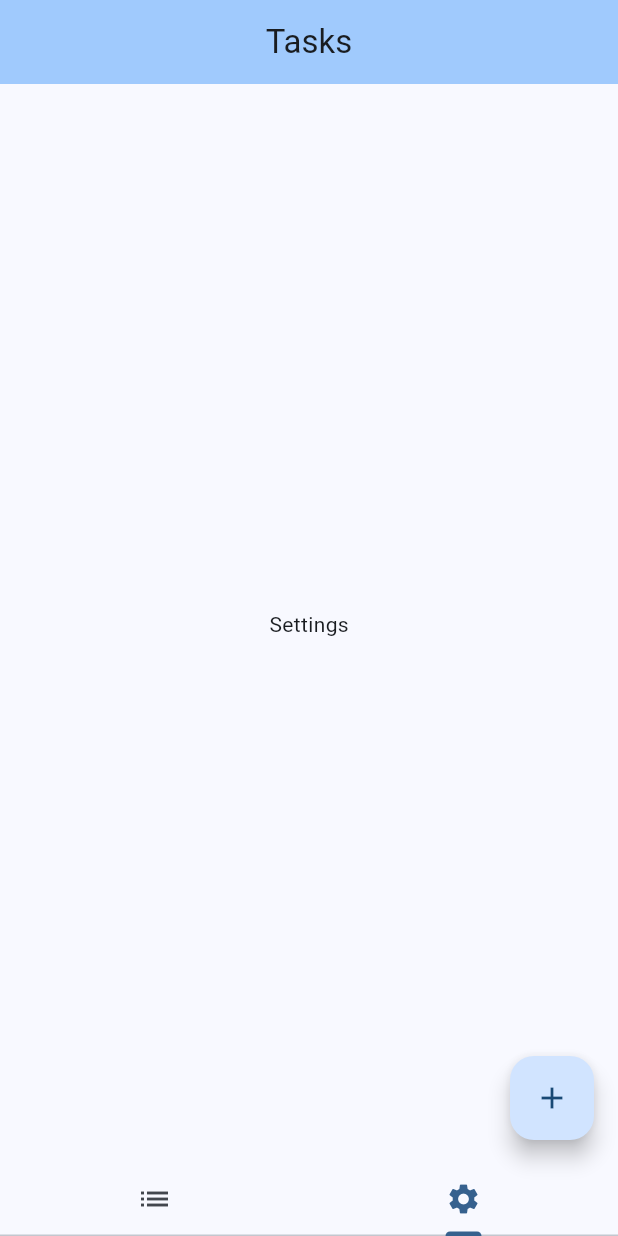
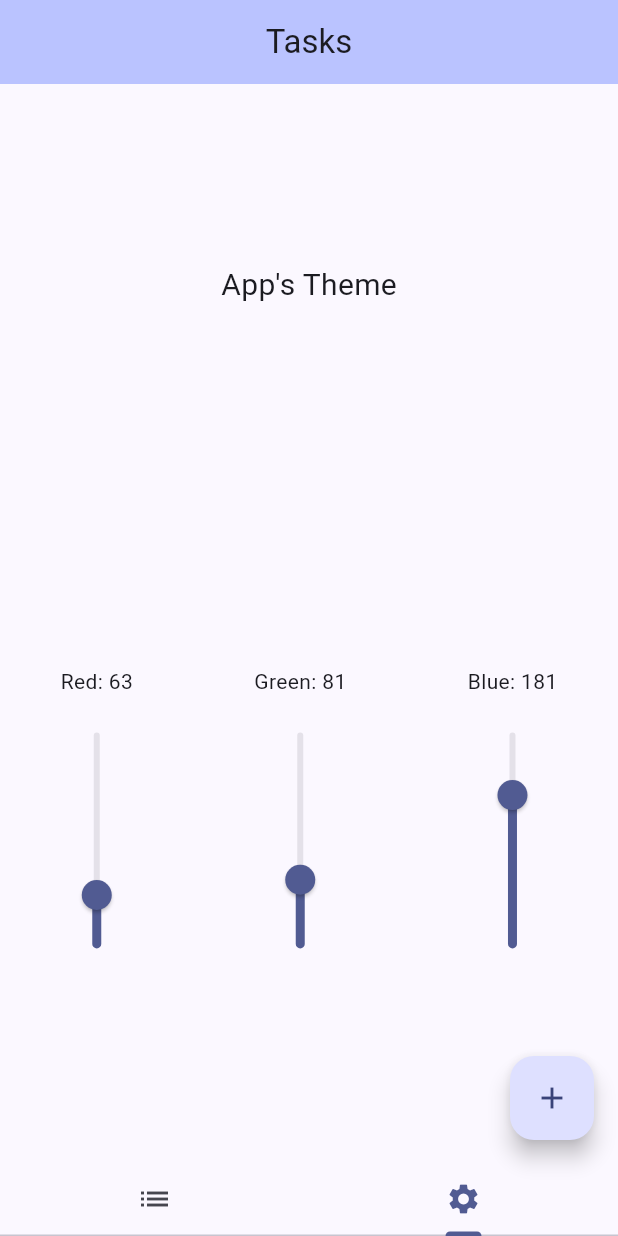
Before and after one commit to arianhaddadi/Todo-Flutter, a Flutter app: the screen it shows after launch, tab 2 chosen, after a tap on the "add" icon, on a phone screen of 412 x 824 dp. Run offline on Flutter 3.47's test engine with Material 3 defaults, Android fonts, the phone set to English and light mode, and no system bars; our stand-ins replace shared_preferences.

Commit message:
Added changing app's theme

```diff
--- a/lib/home_page.dart
+++ b/lib/home_page.dart
@@ -1,13 +1,15 @@
 import 'dart:convert';
 import 'dart:io';
 import 'package:flutter/material.dart';
-import 'package:todo/todo_item.dart';
+import 'package:todo/settings/rgb_selector.dart';
+import 'package:todo/todo_item/todo_item.dart';
 import 'package:path_provider/path_provider.dart';
 
 class MyHomePage extends StatefulWidget {
-  const MyHomePage({super.key, required this.title});
+  const MyHomePage({super.key, required this.title, required this.changeTheme});
 
   final String title;
+  final Function changeTheme;
 
   @override
   State<MyHomePage> createState() => _MyHomePageState();
@@ -102,7 +104,7 @@ class _MyHomePageState extends State<MyHomePage>
           items.isEmpty
               ? const Center(child: Text('Your Tasks'))
               : SingleChildScrollView(child: Column(children: items)),
-          const Center(child: Text('Settings')),
+          RGBColorSelector(changeTheme: widget.changeTheme),
         ],
       ),
       bottomNavigationBar: TabBar(
@@ -114,7 +116,6 @@ class _MyHomePageState extends State<MyHomePage>
       ),
       floatingActionButton: FloatingActionButton(
         onPressed: () => _addNewItem(),
-        tooltip: 'Increment',
         child: const Icon(Icons.add),
       ),
     );
--- a/lib/main.dart
+++ b/lib/main.dart
@@ -1,4 +1,5 @@
 import 'package:flutter/material.dart';
+import 'package:shared_preferences/shared_preferences.dart';
 import 'package:todo/home_page.dart';
 
 void main() {
@@ -6,19 +7,55 @@ void main() {
 }
 
 
-class MyApp extends StatelessWidget {
+class MyApp extends StatefulWidget {
   const MyApp({super.key});
 
+
+  @override
+  State<StatefulWidget> createState() => _MyAppState();
+}
+
+class _MyAppState extends State<MyApp> {
+  Color themeSeedColor = Colors.indigo;
+
+  void _setThemeSeedColor({required int red, required int green, required int blue}) {
+    setState(() {
+      themeSeedColor = Color.fromRGBO(red, green, blue, 1);
+      _storeSettings(red, green, blue);
+    });
+  }
+
+  void _storeSettings(int red, int green, int blue) async {
+    final SharedPreferences prefs = await SharedPreferences.getInstance();
+    await prefs.setInt("red", red);
+    await prefs.setInt("green", green);
+    await prefs.setInt("blue", blue);
+  }
+
+  void _loadSettings() async {
+    final SharedPreferences prefs = await SharedPreferences.getInstance();
+    final red = prefs.getInt("red") ?? themeSeedColor.red;
+    final green = prefs.getInt("green") ?? themeSeedColor.green;
+    final blue = prefs.getInt("blue") ?? themeSeedColor.blue;
+    _setThemeSeedColor(red: red, green: green, blue: blue);
+  }
+
+  @override
+  void initState() {
+    super.initState();
+    _loadSettings();
+  }
 
   @override
   Widget build(BuildContext context) {
     return MaterialApp(
       title: 'Flutter Demo',
       theme: ThemeData(
-        colorScheme: ColorScheme.fromSeed(seedColor: Colors.blue),
+        colorScheme: ColorScheme.fromSeed(seedColor: themeSeedColor),
         useMaterial3: true,
       ),
-      home: const MyHomePage(title: 'Tasks'),
+      home: MyHomePage(title: 'Tasks', changeTheme: _setThemeSeedColor),
     );
   }
+
 }
--- /dev/null
+++ b/lib/settings/rgb_selector.dart
@@ -0,0 +1,118 @@
+import 'package:flutter/material.dart';
+import 'package:shared_preferences/shared_preferences.dart';
+
+class RGBColorSelector extends StatefulWidget {
+  const RGBColorSelector({super.key, required this.changeTheme});
+
+  final Function changeTheme;
+
+  @override
+  State<StatefulWidget> createState() => _RGBColorSelectorState();
+}
+
+class _RGBColorSelectorState extends State<RGBColorSelector> {
+  double redValue = 0;
+  double greenValue = 0;
+  double blueValue = 0;
+
+  void _loadSettings() async {
+    final SharedPreferences prefs = await SharedPreferences.getInstance();
+    setState(() {
+      redValue = prefs.getInt("red")?.toDouble() ?? 0;
+      greenValue = prefs.getInt("green")?.toDouble() ?? 0;
+      blueValue = prefs.getInt("blue")?.toDouble() ?? 0;
+    });
+  }
+
+  @override
+  void initState() {
+    super.initState();
+    _loadSettings();
+  }
+
+  Widget _renderSliders() {
+    return Row(
+      mainAxisAlignment: MainAxisAlignment.spaceAround,
+      children: [
+        Column(
+          mainAxisAlignment: MainAxisAlignment.center,
+          children: [
+            Text('Red: ${redValue.round()}'),
+            RotatedBox(
+              quarterTurns: 3,
+              child: Slider(
+                value: redValue,
+                onChanged: (value) {
+                  setState(() {
+                    redValue = value;
+                    widget.changeTheme(
+                        red: redValue.round(),
+                        green: greenValue.round(),
+                        blue: blueValue.round());
+                  });
+                },
+                min: 0,
+                max: 255,
+              ),
+            )
+          ],
+        ),
+        Column(
+          mainAxisAlignment: MainAxisAlignment.center,
+          children: [
+            Text('Green: ${greenValue.round()}'),
+            RotatedBox(
+                quarterTurns: 3,
+                child: Slider(
+                  value: greenValue,
+                  onChanged: (value) {
+                    setState(() {
+                      greenValue = value;
+                      widget.changeTheme(
+                          red: redValue.round(),
+                          green: greenValue.round(),
+                          blue: blueValue.round());
+                    });
+                  },
+                  min: 0,
+                  max: 255,
+                ))
+          ],
+        ),
+        Column(
+          mainAxisAlignment: MainAxisAlignment.center,
+          children: [
+            Text('Blue: ${blueValue.round()}'),
+            RotatedBox(
+                quarterTurns: 3,
+                child: Slider(
+                  value: blueValue,
+                  onChanged: (value) {
+                    setState(() {
+                      blueValue = value;
+                      widget.changeTheme(
+                          red: redValue.round(),
+                          green: greenValue.round(),
+                          blue: blueValue.round());
+                    });
+                  },
+                  min: 0,
+                  max: 255,
+                ))
+          ],
+        )
+      ],
+    );
+  }
+
+  @override
+  Widget build(BuildContext context) {
+    return Column(
+      mainAxisAlignment: MainAxisAlignment.spaceAround,
+      children: [
+        const Text("App's Theme", style: TextStyle(fontSize: 20)),
+        _renderSliders()
+      ],
+    );
+  }
+}
--- a/lib/todo_item.dart
+++ b/lib/todo_item/todo_item.dart
@@ -1,5 +1,5 @@
 import 'package:flutter/material.dart';
-import 'package:todo/todo_item_field.dart';
+import 'package:todo/todo_item/todo_item_field.dart';
 
 class TodoItem extends StatefulWidget {
   late final int id;
@@ -54,10 +54,10 @@ class TodoItem extends StatefulWidget {
   }
 
   @override
-  State<StatefulWidget> createState() => TodoItemState();
+  State<StatefulWidget> createState() => _TodoItemState();
 }
 
-class TodoItemState extends State<TodoItem> {
+class _TodoItemState extends State<TodoItem> {
   var _isEditing = false;
 
   @override
@@ -152,7 +152,7 @@ class TodoItemState extends State<TodoItem> {
       widthFactor: 0.9,
       child: Container(
         decoration: BoxDecoration(
-          color: const Color.fromRGBO(160, 204, 252, 0.6),
+          color: Theme.of(context).colorScheme.inversePrimary,
           borderRadius: BorderRadius.circular(15),
         ),
         margin: EdgeInsets.only(top: MediaQuery.of(context).size.height * 0.02),
--- a/pubspec.yaml
+++ b/pubspec.yaml
@@ -36,6 +36,7 @@ dependencies:
   # The following adds the Cupertino Icons font to your application.
   # Use with the CupertinoIcons class for iOS style icons.
   cupertino_icons: ^1.0.2
+  shared_preferences: ^2.2.2
 
 dev_dependencies:
   flutter_test:
```
Also changed, not shown: lib/settings/preferences.dart (added), lib/todo_item/todo_item_field.dart (renamed from lib/todo_item_field.dart), pubspec.lock, 1 other file.
